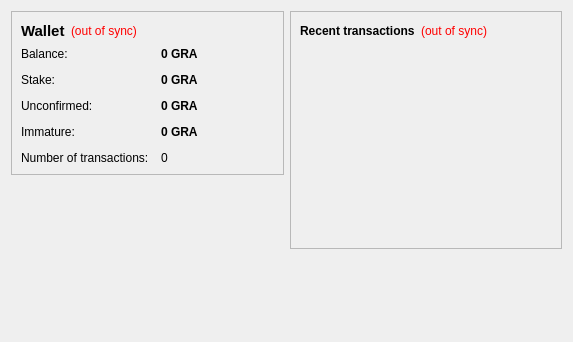
Above: src/qt/forms/overviewpage.ui from magi-retro/peercoin before the change. Below: the same form after it.
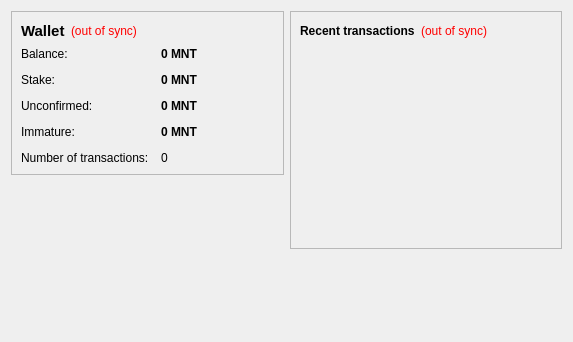
That is the form after the change. Icons and pictures are not drawn.

```diff
--- a/src/qt/forms/overviewpage.ui
+++ b/src/qt/forms/overviewpage.ui
@@ -105,7 +105,7 @@
              <string>Your current balance</string>
             </property>
             <property name="text">
-             <string notr="true">0 GRA</string>
+             <string notr="true">0 MNT</string>
             </property>
             <property name="textInteractionFlags">
              <set>Qt::LinksAccessibleByMouse|Qt::TextSelectableByKeyboard|Qt::TextSelectableByMouse</set>
@@ -134,7 +134,7 @@
              <string>Total of coins that was staked, and do not yet count toward the current balance</string>
             </property>
             <property name="text">
-             <string notr="true">0 GRA</string>
+             <string notr="true">0 MNT</string>
             </property>
             <property name="textInteractionFlags">
              <set>Qt::LinksAccessibleByMouse|Qt::TextSelectableByKeyboard|Qt::TextSelectableByMouse</set>
@@ -163,7 +163,7 @@
              <string>Total of transactions that have yet to be confirmed, and do not yet count toward the current balance</string>
             </property>
             <property name="text">
-             <string notr="true">0 GRA</string>
+             <string notr="true">0 MNT</string>
             </property>
             <property name="textInteractionFlags">
              <set>Qt::LinksAccessibleByMouse|Qt::TextSelectableByKeyboard|Qt::TextSelectableByMouse</set>
@@ -189,7 +189,7 @@
              <string>Mined balance that has not yet matured</string>
             </property>
             <property name="text">
-             <string notr="true">0 GRA</string>
+             <string notr="true">0 MNT</string>
             </property>
             <property name="textInteractionFlags">
              <set>Qt::LinksAccessibleByMouse|Qt::TextSelectableByKeyboard|Qt::TextSelectableByMouse</set>
```
